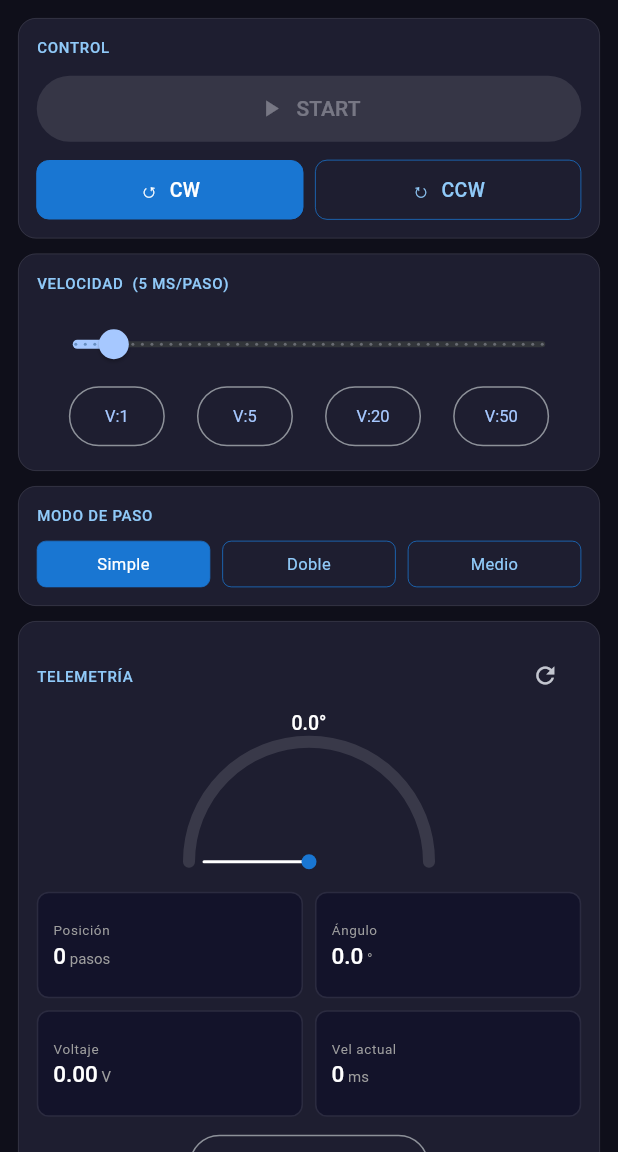
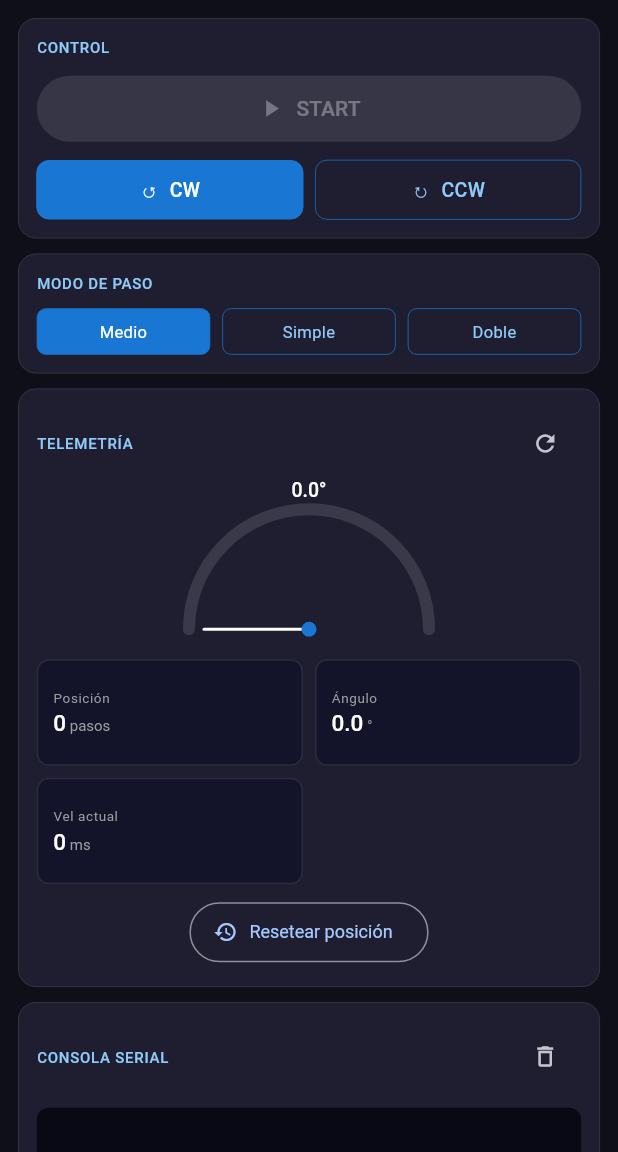
Before and after one commit to natwDX/sistemas_programables, a Flutter app: the ControlScreen screen opened directly, on a phone screen of 412 x 824 dp, the part 84-1236 px from its top. Run offline on Flutter 3.47's test engine with Material 3 defaults, Android fonts, the phone set to English and light mode, and no system bars; our stand-ins replace flutter_bluetooth_serial, permission_handler.

Commit message:
ahora sí

```diff
--- a/lib/control_screen.dart
+++ b/lib/control_screen.dart
@@ -48,9 +48,9 @@ class _ControlScreenState extends State<ControlScreen> {
                       style: const TextStyle(fontSize: 11, color: Colors.white)),
                   backgroundColor: Colors.white24,
                   avatar: Icon(
-                    ctrl.btState == BtState.connected
-                        ? Icons.bluetooth_connected : Icons.bluetooth_disabled,
-                    size: 14, color: Colors.white),
+                      ctrl.btState == BtState.connected
+                          ? Icons.bluetooth_connected : Icons.bluetooth_disabled,
+                      size: 14, color: Colors.white),
                 ),
               ),
             ],
@@ -64,9 +64,8 @@ class _ControlScreenState extends State<ControlScreen> {
                 ListTile(
                   leading: const Icon(Icons.bluetooth_disabled, color: Colors.red),
                   title: const Text('Desconectar'),
-                  onTap: () async {
-                    await ctrl.disconnect();
-                    if (!mounted) return;
+                  onTap: () {
+                    ctrl.disconnect();
                     Navigator.pushReplacement(context,
                         MaterialPageRoute(builder: (_) => const ScanScreen()));
                   },
@@ -128,41 +127,17 @@ class _ControlScreenState extends State<ControlScreen> {
 
               const SizedBox(height: 10),
 
-              // ── TARJETA: VELOCIDAD ───────────────────────────
-              _Card(
-                title: 'Velocidad  (${ctrl.velocidad} ms/paso)',
-                child: Column(children: [
-                  Slider(
-                    min: 1, max: 50, divisions: 49,
-                    value: ctrl.velocidad.toDouble(),
-                    onChanged: (v) => ctrl.setVelocidad(v.round()),
-                  ),
-                  Row(
-                    mainAxisAlignment: MainAxisAlignment.spaceEvenly,
-                    children: [1, 5, 20, 50].map((v) => OutlinedButton(
-                      style: OutlinedButton.styleFrom(
-                          padding: const EdgeInsets.symmetric(horizontal: 10, vertical: 4),
-                          textStyle: const TextStyle(fontSize: 11)),
-                      onPressed: () => ctrl.setVelocidad(v),
-                      child: Text('V:$v'),
-                    )).toList(),
-                  ),
-                ]),
-              ),
-
-              const SizedBox(height: 10),
-
               // ── TARJETA: MODO DE PASO ─────────────────────────
               _Card(
                 title: 'Modo de paso',
                 child: Row(children: [
-                  _ModeChip(label: 'Simple', active: ctrl.stepMode == StepMode.simple,
+                  _ModeChip(label: 'Medio', active: ctrl.stepMode == StepMode.simple,
                       onTap: () => ctrl.setStepMode(StepMode.simple)),
                   const SizedBox(width: 8),
-                  _ModeChip(label: 'Doble', active: ctrl.stepMode == StepMode.doble,
+                  _ModeChip(label: 'Simple', active: ctrl.stepMode == StepMode.doble,
                       onTap: () => ctrl.setStepMode(StepMode.doble)),
                   const SizedBox(width: 8),
-                  _ModeChip(label: 'Medio', active: ctrl.stepMode == StepMode.medio,
+                  _ModeChip(label: 'Doble', active: ctrl.stepMode == StepMode.medio,
                       onTap: () => ctrl.setStepMode(StepMode.medio)),
                 ]),
               ),
@@ -175,7 +150,7 @@ class _ControlScreenState extends State<ControlScreen> {
                 action: IconButton(
                   icon: const Icon(Icons.refresh, size: 18),
                   onPressed: ctrl.pedirVoltaje,
-                  tooltip: 'Pedir voltaje',
+                  tooltip: 'Actualizar',
                 ),
                 child: Column(children: [
                   // Aguja de posición angular
@@ -197,8 +172,7 @@ class _ControlScreenState extends State<ControlScreen> {
                     childAspectRatio: 2.5,
                     children: [
                       _TeleItem(label: 'Posición', value: '${ctrl.posicion}', unit: 'pasos'),
-                      _TeleItem(label: 'Ángulo', value: '${ctrl.grados.toStringAsFixed(1)}', unit: '°'),
-                      _TeleItem(label: 'Voltaje', value: ctrl.voltaje.toStringAsFixed(2), unit: 'V'),
+                      _TeleItem(label: 'Ángulo', value: ctrl.grados.toStringAsFixed(1), unit: '°'),
                       _TeleItem(label: 'Vel actual', value: '${ctrl.velRecibida}', unit: 'ms'),
                     ],
                   ),
```
